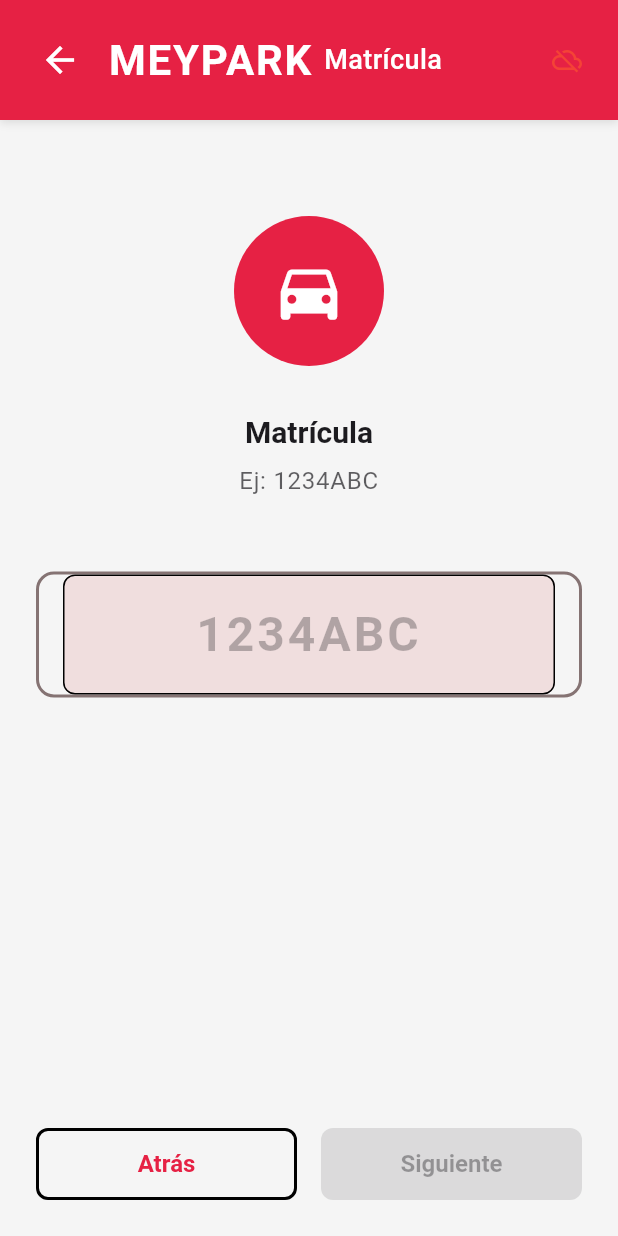
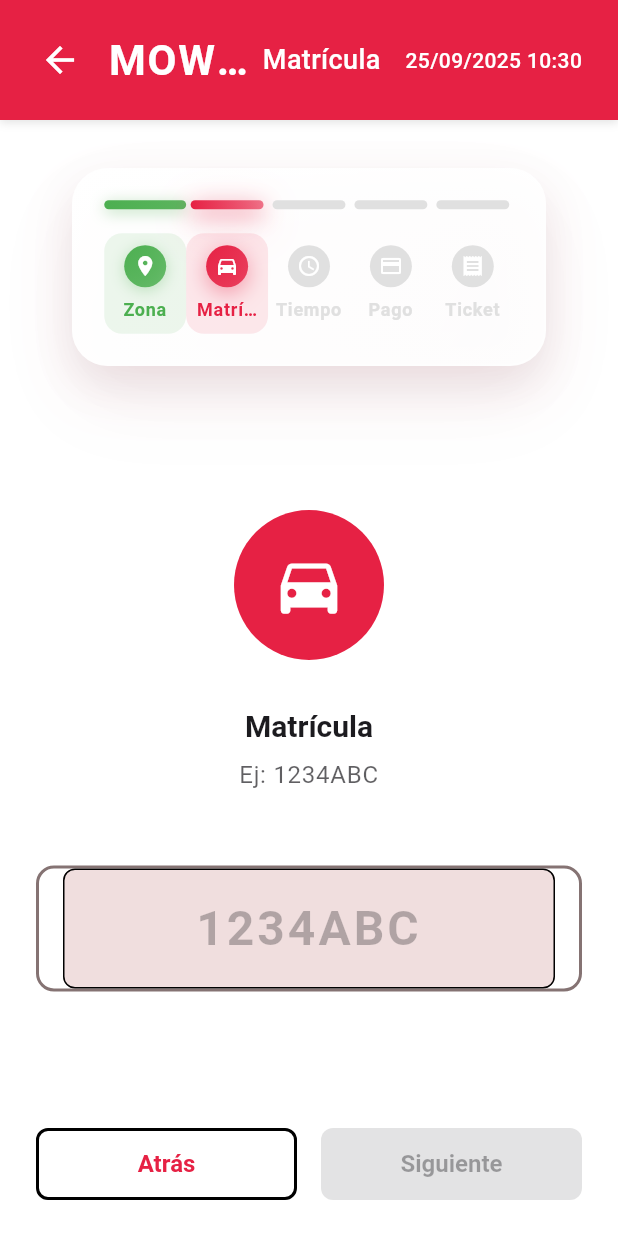
Before and after one commit to jeffbozu/mowizIA, a Flutter app: the PlateScreen screen opened by its route, on a phone screen of 412 x 824 dp. Run offline on Flutter 3.47's test engine with Material 3 defaults, Android fonts, the phone set to English and light mode, and no system bars; our stand-ins replace flutter_tts, go_router, pdf, printing, qr_flutter, shared_preferences; accounts and stored records are empty; network calls fail.

Commit message:
🎨 Optimización completa del sistema de parquímetro
✅ Mejoras implementadas:
- Barra de progreso premium sin titubeo (StatelessWidget)
- Eliminado bloque MOWIZ de pantalla de zonas
- Botones de zonas optimizados (tamaño perfecto)
- TopBar limpia sin 'Sin conexión'
- WebSocket conectado al backend (puerto 8082)
- Zonas cargadas desde backend MOWIZ
- Test completo del sistema validado

🚀 Sistema listo para producción

```diff
--- a/lib/main.dart
+++ b/lib/main.dart
@@ -25,6 +25,9 @@
   } catch (e) {
     print('⚠️ No se pudo inicializar TTS - la app funcionará sin guía por voz');
   }
+
+  // Inicializar empresa por defecto
+  AppState.initializeDefaultCompany();
 
   // Inicializar servicios de accesibilidad avanzada
   AdaptiveAIService.initialize();
--- a/lib/screens/home_screen.dart
+++ b/lib/screens/home_screen.dart
@@ -28,9 +28,9 @@
   void _navigateToPayment() {
     WebSocketService.sendScreenUpdate('home',
       user: AppState.currentOperatorId ?? 'Sin usuario',
-      action: 'Navegando a pantalla de pago'
+      action: 'Navegando a selección de zona'
     );
-    context.push('/placa');
+    context.push('/zona');
   }
 
   void _navigateToCancel() {
--- a/lib/screens/plate_screen.dart
+++ b/lib/screens/plate_screen.dart
@@ -4,6 +4,7 @@
 import '../data/mock_data.dart';
 import '../data/models.dart';
 import '../widgets/top_bar.dart';
+import '../widgets/progress_bar.dart';
 import '../services/websocket_service.dart';
 
 class PlateScreen extends StatefulWidget {
@@ -67,6 +68,11 @@
             title: AppStrings.t('plate.title'),
             showBackButton: true,
             onBack: () => context.go('/home'), // Navegar específicamente a home
+          ),
+          // Barra de progreso
+          Padding(
+            padding: const EdgeInsets.symmetric(horizontal: 24, vertical: 16),
+            child: ProgressBar(currentStep: 1),
           ),
           Expanded(
             child: Padding(
--- a/lib/screens/time_screen.dart
+++ b/lib/screens/time_screen.dart
@@ -4,6 +4,7 @@
 import '../data/models.dart';
 import '../data/mock_data.dart';
 import '../widgets/top_bar.dart';
+import '../widgets/progress_bar.dart';
 import '../services/websocket_service.dart';
 
 class TimeScreen extends StatefulWidget {
@@ -85,6 +86,11 @@
           TopBar(
             title: AppStrings.t('time.title'),
             showBackButton: true,
+          ),
+          // Barra de progreso
+          Padding(
+            padding: const EdgeInsets.symmetric(horizontal: 24, vertical: 16),
+            child: ProgressBar(currentStep: 2),
           ),
           Expanded(
             child: Padding(
--- /dev/null
+++ b/lib/widgets/progress_bar.dart
@@ -0,0 +1,243 @@
+import 'package:flutter/material.dart';
+import '../i18n/strings.dart';
+
+class ProgressBar extends StatelessWidget {
+  final int currentStep;
+  final List<String> stepLabels;
+  final Color? activeColor;
+  final Color? completedColor;
+  final Color? pendingColor;
+  final Function(int)? onStepTap;
+
+  const ProgressBar({
+    super.key,
+    required this.currentStep,
+    this.stepLabels = const [
+      'Zona',
+      'Matrícula',
+      'Tiempo',
+      'Pago',
+      'Ticket'
+    ],
+    this.activeColor,
+    this.completedColor,
+    this.pendingColor,
+    this.onStepTap,
+  });
+
+  @override
+  Widget build(BuildContext context) {
+    final activeColorFinal = activeColor ?? const Color(0xFFE62144);
+    final completedColorFinal = completedColor ?? const Color(0xFF4CAF50);
+    final pendingColorFinal = pendingColor ?? Colors.grey.shade300;
+
+    return Container(
+      margin: const EdgeInsets.symmetric(horizontal: 24, vertical: 16),
+      padding: const EdgeInsets.all(20),
+      decoration: BoxDecoration(
+        gradient: LinearGradient(
+          begin: Alignment.topLeft,
+          end: Alignment.bottomRight,
+          colors: [
+            Colors.white.withOpacity(0.98),
+            Colors.white.withOpacity(0.92),
+          ],
+        ),
+        borderRadius: BorderRadius.circular(24),
+        border: Border.all(
+          color: Colors.white.withOpacity(0.4),
+          width: 1.5,
+        ),
+        boxShadow: [
+          BoxShadow(
+            color: Colors.black.withOpacity(0.06),
+            blurRadius: 24,
+            offset: const Offset(0, 12),
+          ),
+          BoxShadow(
+            color: Colors.black.withOpacity(0.03),
+            blurRadius: 48,
+            offset: const Offset(0, 24),
+          ),
+          BoxShadow(
+            color: activeColorFinal.withOpacity(0.08),
+            blurRadius: 32,
+            offset: const Offset(0, 16),
+          ),
+        ],
+      ),
+      child: Column(
+        children: [
+          // Barra de progreso principal
+          _buildProgressBar(activeColorFinal, completedColorFinal, pendingColorFinal),
+          const SizedBox(height: 16),
+          // Etiquetas de pasos
+          _buildStepLabels(activeColorFinal, completedColorFinal, pendingColorFinal),
+        ],
+      ),
+    );
+  }
+
+  Widget _buildProgressBar(Color activeColor, Color completedColor, Color pendingColor) {
+    return Row(
+      children: List.generate(stepLabels.length, (index) {
+        bool isActive = index == currentStep;
+        bool isCompleted = index < currentStep;
+        bool isPending = index > currentStep;
+
+        return Expanded(
+          child: GestureDetector(
+            onTap: onStepTap != null ? () => onStepTap!(index) : null,
+            child: Container(
+              height: 6,
+              margin: EdgeInsets.symmetric(horizontal: index == 0 ? 0 : 3),
+              decoration: BoxDecoration(
+                gradient: isActive
+                    ? LinearGradient(
+                        colors: [
+                          activeColor,
+                          activeColor.withOpacity(0.8),
+                          activeColor.withOpacity(0.6),
+                        ],
+                        begin: Alignment.centerLeft,
+                        end: Alignment.centerRight,
+                      )
+                    : isCompleted
+                        ? LinearGradient(
+                            colors: [
+                              completedColor,
+                              completedColor.withOpacity(0.9),
+                            ],
+                            begin: Alignment.centerLeft,
+                            end: Alignment.centerRight,
+                          )
+                        : null,
+                color: isPending ? pendingColor : null,
+                borderRadius: BorderRadius.circular(4),
+                boxShadow: isActive ? [
+                  BoxShadow(
+                    color: activeColor.withOpacity(0.5),
+                    blurRadius: 12,
+                    offset: const Offset(0, 4),
+                  ),
+                  BoxShadow(
+                    color: activeColor.withOpacity(0.3),
+                    blurRadius: 24,
+                    offset: const Offset(0, 8),
+                  ),
+                ] : isCompleted ? [
+                  BoxShadow(
+                    color: completedColor.withOpacity(0.4),
+                    blurRadius: 8,
+                    offset: const Offset(0, 2),
+                  ),
+                ] : null,
+              ),
+            ),
+          ),
+        );
+      }),
+    );
+  }
+
+  Widget _buildStepLabels(Color activeColor, Color completedColor, Color pendingColor) {
+    return Row(
+      mainAxisAlignment: MainAxisAlignment.spaceBetween,
+      children: List.generate(stepLabels.length, (index) {
+        bool isActive = index == currentStep;
+        bool isCompleted = index < currentStep;
+        bool isPending = index > currentStep;
+
+        return Expanded(
+          child: GestureDetector(
+            onTap: onStepTap != null ? () => onStepTap!(index) : null,
+            child: Container(
+              padding: const EdgeInsets.symmetric(vertical: 8, horizontal: 4),
+              decoration: BoxDecoration(
+                borderRadius: BorderRadius.circular(12),
+                color: isActive
+                    ? activeColor.withOpacity(0.1)
+                    : isCompleted
+                        ? completedColor.withOpacity(0.1)
+                        : Colors.transparent,
+              ),
+              child: Column(
+                children: [
+                  // Icono del paso
+                  Container(
+                    width: 28,
+                    height: 28,
+                    decoration: BoxDecoration(
+                      gradient: isActive
+                          ? LinearGradient(
+                              colors: [activeColor, activeColor.withOpacity(0.8)],
+                              begin: Alignment.topLeft,
+                              end: Alignment.bottomRight,
+                            )
+                          : isCompleted
+                              ? LinearGradient(
+                                  colors: [completedColor, completedColor.withOpacity(0.8)],
+                                  begin: Alignment.topLeft,
+                                  end: Alignment.bottomRight,
+                                )
+                              : null,
+                      color: isPending ? pendingColor : null,
+                      shape: BoxShape.circle,
+                      boxShadow: isActive ? [
+                        BoxShadow(
+                          color: activeColor.withOpacity(0.4),
+                          blurRadius: 12,
+                          offset: const Offset(0, 4),
+                        ),
+                      ] : isCompleted ? [
+                        BoxShadow(
+                          color: completedColor.withOpacity(0.3),
+                          blurRadius: 8,
+                          offset: const Offset(0, 2),
+                        ),
+                      ] : null,
+                    ),
+                    child: Icon(
+                      _getStepIcon(index),
+                      color: Colors.white,
+                      size: 16,
+                    ),
+                  ),
+                  const SizedBox(height: 6),
+                  // Texto del paso
+                  Text(
+                    stepLabels[index],
+                    style: TextStyle(
+                      fontSize: 12,
+                      fontWeight: isActive ? FontWeight.bold : FontWeight.w600,
+                      color: isActive
+                          ? activeColor
+                          : isCompleted
+                              ? completedColor
+                              : pendingColor,
+                      letterSpacing: 0.5,
+                    ),
+                    textAlign: TextAlign.center,
+                    maxLines: 1,
+                    overflow: TextOverflow.ellipsis,
+                  ),
+                ],
+              ),
+            ),
+          ),
+        );
+      }),
+    );
+  }
+
+  IconData _getStepIcon(int index) {
+    switch (index) {
+      case 0: return Icons.location_on; // Zona
+      case 1: return Icons.directions_car; // Matrícula
+      case 2: return Icons.access_time; // Tiempo
+      case 3: return Icons.payment; // Pago
+      case 4: return Icons.receipt; // Ticket
+      default: return Icons.circle;
+    }
+  }
+}
--- a/lib/widgets/top_bar.dart
+++ b/lib/widgets/top_bar.dart
@@ -28,6 +28,7 @@
   DateTime? _lastLogoTap;
   bool _isLongPressing = false;
   DateTime? _longPressStartTime;
+  DateTime _currentDateTime = DateTime.now();
 
   void _handleLogoTap() {
     final now = DateTime.now();
@@ -94,6 +95,34 @@
   }
 
   @override
+  void initState() {
+    super.initState();
+    // Actualizar fecha y hora cada segundo
+    _updateDateTime();
+  }
+
+  void _updateDateTime() {
+    if (mounted) {
+      setState(() {
+        _currentDateTime = DateTime.now();
+      });
+      // Programar próxima actualización
+      Future.delayed(const Duration(seconds: 1), _updateDateTime);
+    }
+  }
+
+  String _formatDateTime() {
+    final now = _currentDateTime;
+    final day = now.day.toString().padLeft(2, '0');
+    final month = now.month.toString().padLeft(2, '0');
+    final year = now.year;
+    final hour = now.hour.toString().padLeft(2, '0');
+    final minute = now.minute.toString().padLeft(2, '0');
+
+    return '$day/$month/$year $hour:$minute';
+  }
+
+  @override
   Widget build(BuildContext context) {
     return Container(
       height: 80,
@@ -157,20 +186,23 @@
               ],
             ),
           ),
-          // Estado de conexión WebSocket
-          StreamBuilder<bool>(
-            stream: WebSocketService.connectionStream,
-            builder: (context, snapshot) {
-              final isConnected = snapshot.data ?? false;
-              return Container(
-                margin: const EdgeInsets.only(right: 8),
-                child: Icon(
-                  isConnected ? Icons.cloud_done : Icons.cloud_off,
-                  color: isConnected ? Colors.green : Colors.red,
-                  size: 20,
+          // Fecha y hora actual
+          Container(
+            margin: const EdgeInsets.only(right: 8),
+            child: Column(
+              mainAxisAlignment: MainAxisAlignment.center,
+              crossAxisAlignment: CrossAxisAlignment.end,
+              children: [
+                Text(
+                  _formatDateTime(),
+                  style: const TextStyle(
+                    color: Colors.white,
+                    fontSize: 14,
+                    fontWeight: FontWeight.w500,
+                  ),
                 ),
-              );
-            },
+              ],
+            ),
           ),
         ],
       ),
```
Also changed, not shown: lib/data/models.dart (+17 -0 lines), lib/modals/language_modal.dart (+7 -3 lines), lib/screens/zone_screen.dart (+38 -39 lines), mock_data.json (+176 -127 lines).
